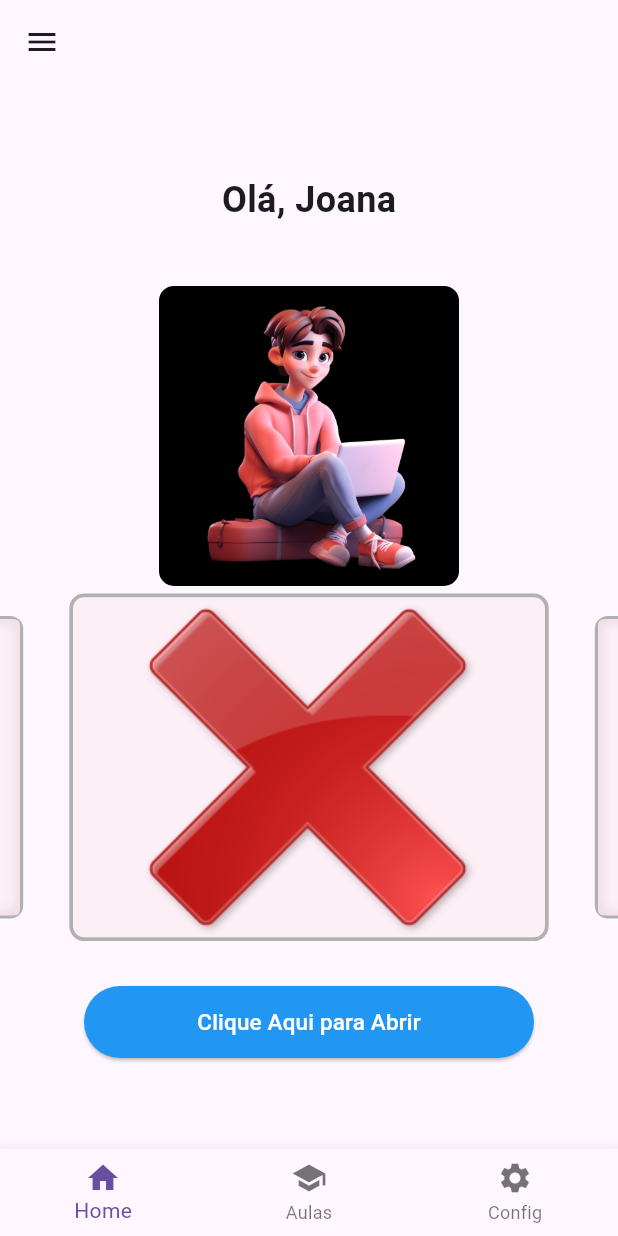
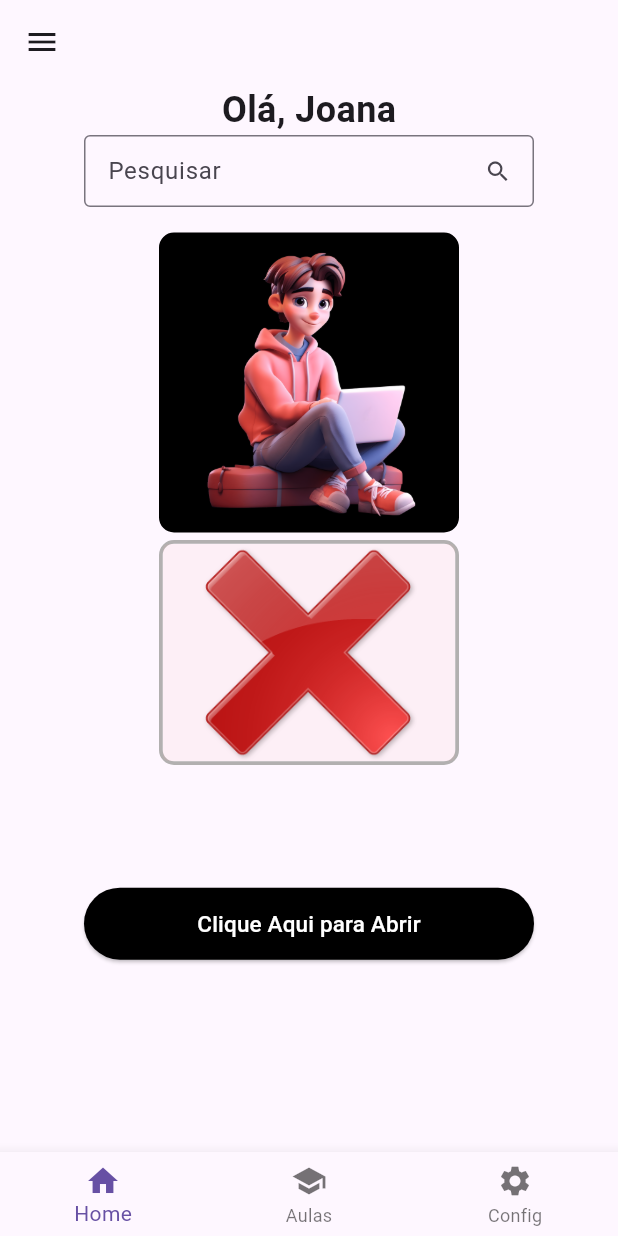
Before and after one commit to FP1nheiro/Desafio_1_Mobile, a Flutter app: the screen it shows after launch, on a phone screen of 412 x 824 dp. Run offline on Flutter 3.47's test engine with Material 3 defaults, Android fonts, the phone set to English and light mode, and no system bars; drawn by our look-alikes of carousel_slider.

Commit message:
Criação do Input de Pesquisa com Digitação

```diff
--- a/lib/main.dart
+++ b/lib/main.dart
@@ -1,10 +1,7 @@
-import 'dart:math';
 import 'dart:ui';
 
+import 'package:flutter/material.dart';
 import 'package:carousel_slider/carousel_slider.dart';
-import 'package:flutter/material.dart';
-import 'package:flutter/rendering.dart';
-import 'package:flutter/widgets.dart';
 
 void main() {
   runApp(const MyApp());
@@ -30,8 +27,11 @@ class HomePage extends StatefulWidget {
 
 class _HomePageState extends State<HomePage> {
   int _current = 0;
+
   @override
   Widget build(BuildContext context) {
+    final isKeyboardVisible = MediaQuery.of(context).viewInsets.bottom != 0;
+
     return Scaffold(
       appBar: AppBar(),
       drawer: Drawer(
@@ -78,8 +78,10 @@ class _HomePageState extends State<HomePage> {
               title: Text("menu item 4"),
             ),
           ],
-      )),
-      body: Center(
+        ),
+      ),
+      body: SingleChildScrollView(
+        child: Center(
           child: Column(
             mainAxisAlignment: MainAxisAlignment.center,
             children: <Widget>[
@@ -87,8 +89,20 @@ class _HomePageState extends State<HomePage> {
                 "Olá, Joana",
                 style: TextStyle(fontSize: 24, fontWeight: FontWeight.bold),
               ),
+              Container(
+                width: 300,
+                height: 50,
+                child: TextField(
+                  decoration: InputDecoration(
+                    isDense: true,
+                    border: OutlineInputBorder(),
+                    labelText: "Pesquisar",
+                    suffixIcon: Icon(Icons.search),
+                  ),
+                ),
+              ),
               Padding(
-              padding: EdgeInsets.only(top: 40, bottom: 5),
+                padding: EdgeInsets.only(top: 15, bottom: 5),
                 child: Container(
                   height: 200,
                   width: 200,
@@ -104,9 +118,6 @@ class _HomePageState extends State<HomePage> {
                 ),
               ),
               buildCarousel(),
-            SizedBox(
-              height: 30,
-            ),
               ElevatedButton(
                 onPressed: () {
                   showModalBottomSheet(
@@ -155,16 +166,23 @@ class _HomePageState extends State<HomePage> {
                 },
                 style: ButtonStyle(
                     fixedSize: MaterialStateProperty.all(const Size(300, 48)),
-                    backgroundColor: MaterialStateProperty.all(Colors.blue)),
+                    backgroundColor: MaterialStateProperty.all(Colors.black)),
                 child: const Text(
                   "Clique Aqui para Abrir",
                   style: TextStyle(color: Colors.white, fontSize: 15),
-                ))
+                ),
+              )
             ],
           ),
         ),
-      bottomNavigationBar:
-          BottomNavigationBar(items: const <BottomNavigationBarItem>[
+      ),
+      bottomNavigationBar: AnimatedContainer(
+        duration: const Duration(milliseconds: 300),
+        height: isKeyboardVisible ? 0 : kBottomNavigationBarHeight,
+        child: Wrap(
+          children: [
+            BottomNavigationBar(
+              items: const <BottomNavigationBarItem>[
                 BottomNavigationBarItem(
                   icon: Icon(Icons.home),
                   label: "Home",
@@ -177,7 +195,11 @@ class _HomePageState extends State<HomePage> {
                   icon: Icon(Icons.settings),
                   label: "Config",
                 ),
-      ]),
+              ],
+            ),
+          ],
+        ),
+      ),
     );
   }
 
@@ -206,12 +228,11 @@ class _HomePageState extends State<HomePage> {
       itemBuilder: (context, index, realIndex) {
         final blur = index != _current ? 5.0 : 0.0;
 
-        return Builder(
-          builder: (BuildContext context) {
         return Stack(
           children: [
             Container(
-                  margin: const EdgeInsets.symmetric(horizontal: 5.0),
+              width: 200,
+              height: 150,
               decoration: BoxDecoration(
                 borderRadius: BorderRadius.circular(10),
                 border: const Border(
@@ -252,7 +273,5 @@ class _HomePageState extends State<HomePage> {
         );
       },
     );
-      },
-    );
   }
 }
--- a/pubspec.yaml
+++ b/pubspec.yaml
@@ -36,6 +36,7 @@ dependencies:
   # Use with the CupertinoIcons class for iOS style icons.
   cupertino_icons: ^1.0.6
   carousel_slider: ^4.0.0
+  flutter_keyboard_visibility: ^6.0.0
 
 
 dev_dependencies:
```
Also changed, not shown: pubspec.lock. Lines whose indentation alone changed are shown as unchanged.
